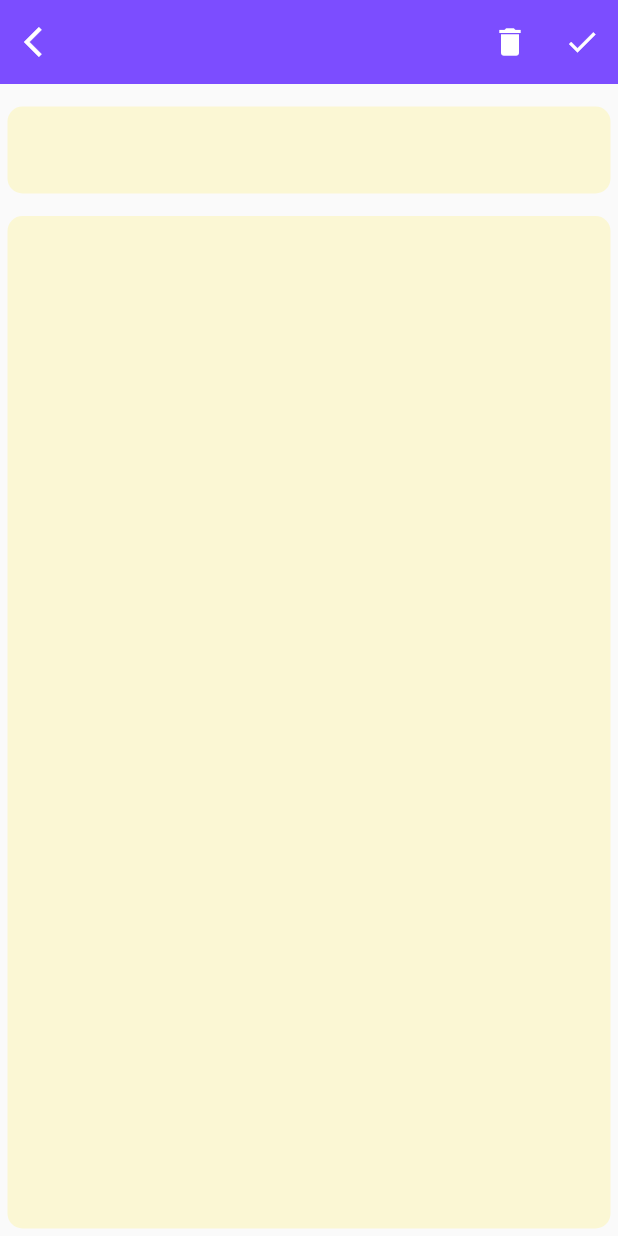
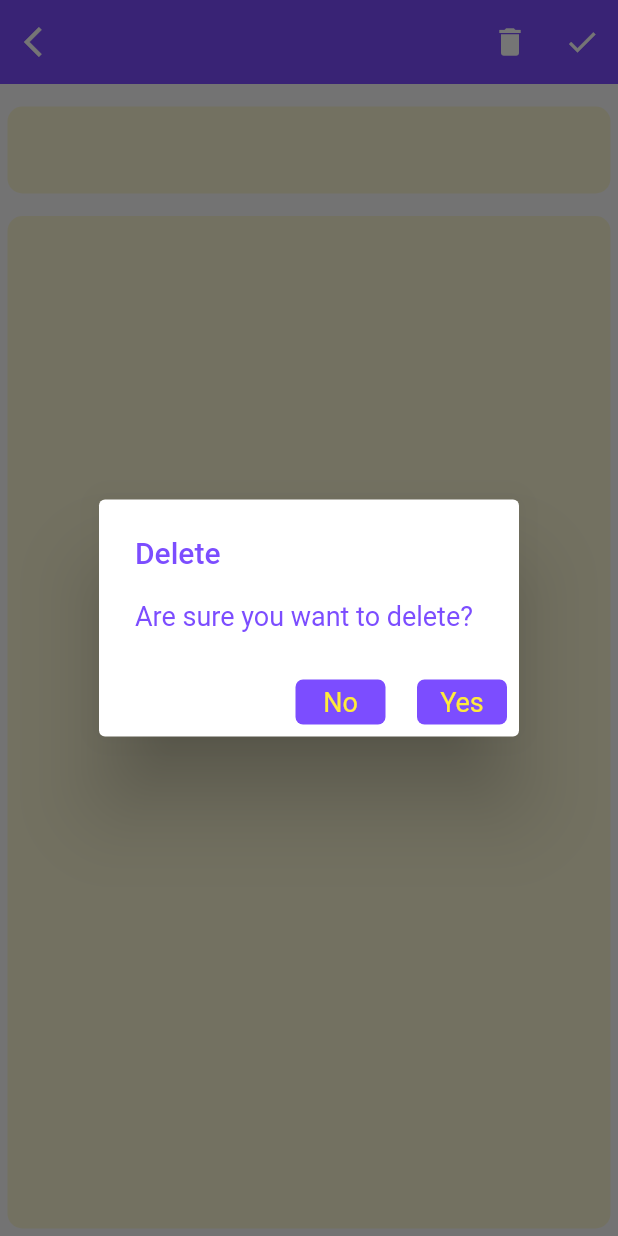
Before and after one commit to Ms0781/to_do_with_getx, a Flutter app: the TaskEditViewScreen screen opened directly, after a tap on the "delete" icon, on a phone screen of 412 x 824 dp. Run offline on Flutter 3.47's test engine with Material 2 defaults, Android fonts, the phone set to English and light mode, and no system bars; our stand-ins replace fluttertoast, get, google_fonts, sqflite; accounts and stored records are empty.

Commit message:
Date 12-01-2024 task update and delete added. dialog box for deleting task added.

```diff
--- a/lib/data/db_fields.dart
+++ b/lib/data/db_fields.dart
@@ -7,4 +7,5 @@ class DBFields {
   static String columnDescription = "description";
   static String columnCreateDate = "createDate";
   static String columnUpdateDate = "updateDate";
+  static String columnDeleteStatus = "deleteStatus";
 }
--- a/lib/model/to_do_model.dart
+++ b/lib/model/to_do_model.dart
@@ -1,27 +1,32 @@
+import 'package:to_do_with_getx/data/db_fields.dart';
+
 class Todo{
   int? id;
   String title;
   String description;
   String timeOfCreation;
   String lastUpdateTime;
+  int deletedStatus;
 
   Todo({this.id, required this.title, required this.description, required this.timeOfCreation,
-    required this.lastUpdateTime});
+    required this.lastUpdateTime,required this.deletedStatus});
 
   factory Todo.fromJson(Map<String, dynamic> json) => Todo(
-    id: json["id"],
-    title: json["title"],
-    description: json["description"],
-    timeOfCreation: json["createDate"],
-    lastUpdateTime: json["updateDate"],
+    id: json[DBFields.columnId],
+    title: json[DBFields.columnTitle],
+    description: json[DBFields.columnDescription],
+    timeOfCreation: json[DBFields.columnCreateDate],
+    lastUpdateTime: json[DBFields.columnUpdateDate],
+    deletedStatus: json[DBFields.columnDeleteStatus]
   );
 
   Map<String, dynamic> toJson() => {
-    "id": id,
-    "title": title,
-    "description": description,
-    "createDate": timeOfCreation,
-    "updateDate": lastUpdateTime,
+    DBFields.columnId : id,
+    DBFields.columnTitle : title,
+    DBFields.columnDescription : description,
+    DBFields.columnCreateDate : timeOfCreation,
+    DBFields.columnUpdateDate: lastUpdateTime,
+    DBFields.columnDeleteStatus : deletedStatus
   };
 
 }
--- /dev/null
+++ b/lib/view/custom_widgets/delete_dialogue_widget.dart
@@ -0,0 +1,66 @@
+import 'package:flutter/material.dart';
+import 'package:get/get.dart';
+import 'package:google_fonts/google_fonts.dart';
+import 'package:to_do_with_getx/controller/home_controller.dart';
+
+import '../home_screen.dart';
+
+class DeleteDialogue extends StatelessWidget{
+  const DeleteDialogue({super.key});
+
+  @override
+  Widget build(BuildContext context) {
+    HomeController homeController = Get.find(tag: "homeController");
+    return AlertDialog(
+      actions: [
+        GestureDetector(
+          onTap: (){
+            Navigator.of(Get.overlayContext!).pop();
+          },
+          child: Container(
+            width: 60,
+            height: 30,
+            decoration: BoxDecoration(
+              borderRadius: BorderRadius.circular(5),
+              color: Colors.deepPurpleAccent
+            ),
+            child: Center(
+              child: Text(
+                "No",
+                style: GoogleFonts.roboto(fontSize: 18,fontWeight: FontWeight.w400,color: Colors.yellow),
+              ),
+            ),
+          ),
+        ),
+        const SizedBox(
+          width: 5,
+        ),
+        GestureDetector(
+          onTap: (){
+            homeController.deleteTask(homeController.viewTodo!.id!).then((value) {
+              Get.back();
+              Get.offAll(() => const HomeScreen());
+            });
+          },
+          child: Container(
+            width: 60,
+            height: 30,
+            decoration: BoxDecoration(
+                borderRadius: BorderRadius.circular(5),
+                color: Colors.deepPurpleAccent
+            ),
+            child: Center(
+              child: Text(
+                "Yes",
+                style: GoogleFonts.roboto(fontSize: 18,fontWeight: FontWeight.w400,color: Colors.yellow),
+              ),
+            ),
+          ),
+        ),
+      ],
+      title: Text("Delete",style: GoogleFonts.roboto(fontSize: 20,color: Colors.deepPurpleAccent),),
+      content: Text("Are sure you want to delete?",style: GoogleFonts.roboto(fontSize: 18,color: Colors.deepPurpleAccent),),
+    );
+  }
+
+}
```
Also changed, not shown: lib/controller/home_controller.dart (+16 -1 lines), lib/data/database.dart (+23 -1 lines), lib/view/task_view_edit_screen.dart (+13 -3 lines), 1 other file.
